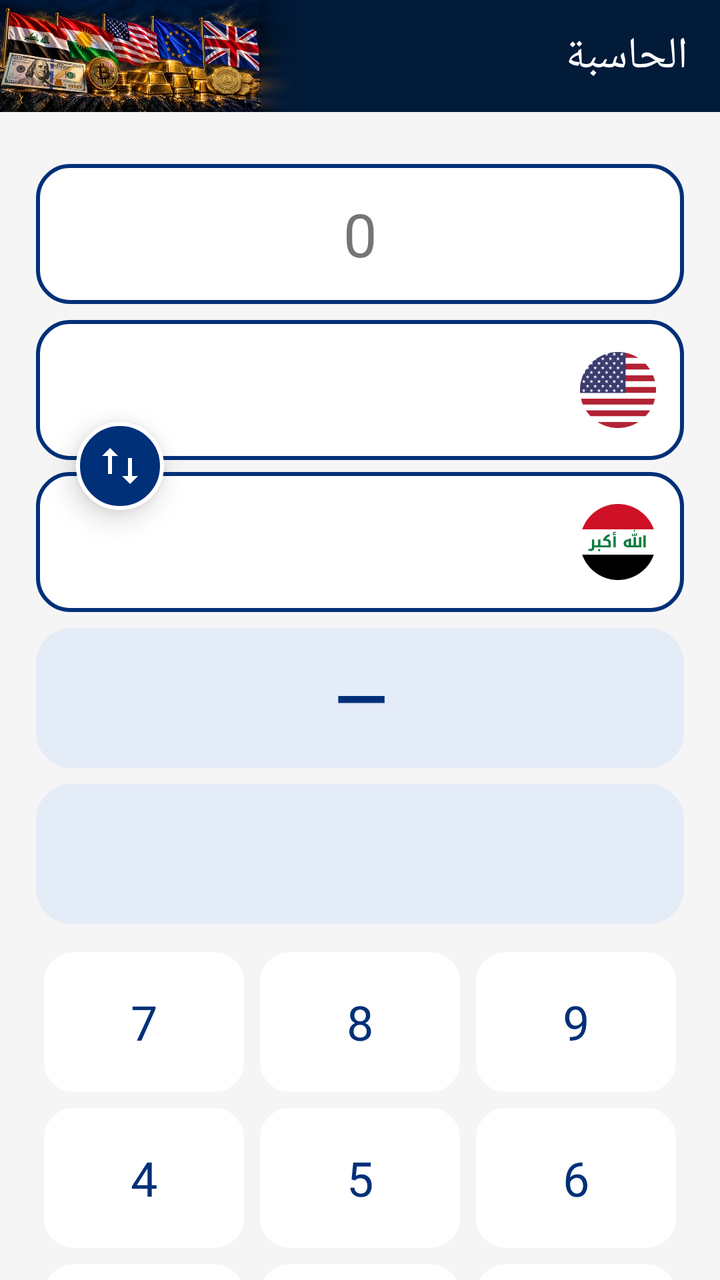
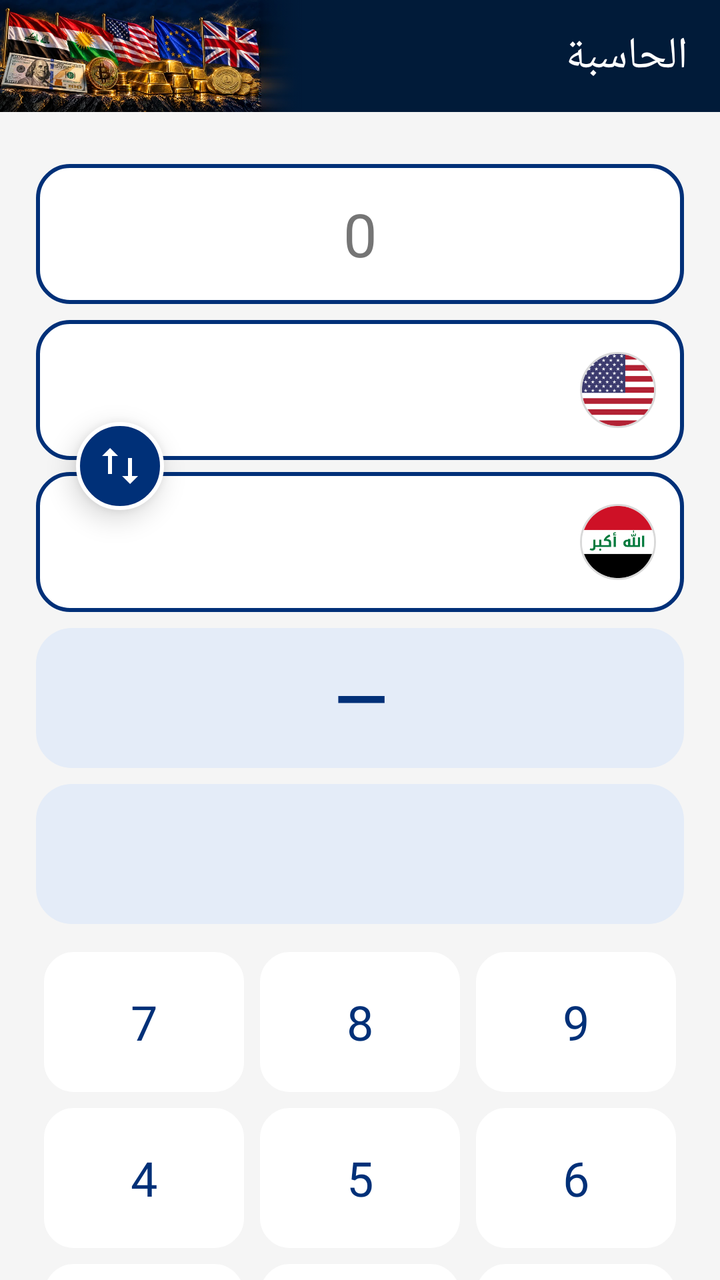

The first picture is an Android layout as it rendered before a commit; the second is the same layout after the commit. The layout source and the unified diff follow.
<!-- AndroidManifest.xml: application theme Theme.CurrencyApp -->
<!-- res/layout/activity_calculator.xml -->
<?xml version="1.0" encoding="utf-8"?>
<LinearLayout xmlns:android="http://schemas.android.com/apk/res/android"
    xmlns:app="http://schemas.android.com/apk/res-auto"
    android:layout_width="match_parent"
    android:layout_height="match_parent"
    android:background="@color/background"
    android:orientation="vertical">

    <androidx.appcompat.widget.Toolbar
        android:id="@+id/toolbar"
        android:layout_width="match_parent"
        android:layout_height="56dp"
        android:background="@color/headerBlue"
        android:layoutDirection="ltr"
        android:theme="@style/ThemeOverlay.AppCompat.Dark.ActionBar"
        app:contentInsetEnd="0dp"
        app:contentInsetStart="0dp"
        app:contentInsetLeft="0dp"
        app:contentInsetRight="0dp"
        app:contentInsetStartWithNavigation="0dp">

        <FrameLayout
            android:layout_width="match_parent"
            android:layout_height="match_parent">
            <ImageView
                android:id="@+id/ivHeaderLogo"
                android:background="?attr/selectableItemBackground"
                android:contentDescription="@string/cd_back"
                android:layout_width="wrap_content"
                android:layout_height="match_parent"
                android:layout_gravity="left"
                android:adjustViewBounds="true"
                android:scaleType="fitStart"
                android:src="@drawable/header_bg_image" />





            <TextView
                android:id="@+id/toolbarTitle"
                android:layout_width="wrap_content"
                android:layout_height="wrap_content"
                android:layout_gravity="right|center_vertical"
                android:layout_marginRight="16dp"
                android:text="@string/calculator_title"
                android:textColor="@android:color/white"
                android:textSize="22sp"
                android:fontFamily="@font/cairo_bold" />
        </FrameLayout>
    </androidx.appcompat.widget.Toolbar>

    <ScrollView
        android:scrollbars="none"
        android:overScrollMode="never"
        android:layout_width="match_parent"
        android:layout_height="0dp"
        android:layout_weight="1"
        android:fillViewport="true">

        <LinearLayout
            android:layout_width="match_parent"
            android:layout_height="wrap_content"
            android:orientation="vertical"
            android:padding="18dp">

            <LinearLayout
                android:id="@+id/amountInputCard"
                android:layout_width="match_parent"
                android:layout_height="70dp"
                android:layout_marginTop="8dp"
                android:background="@drawable/bg_calculator_input"
                android:gravity="center_vertical"
                android:orientation="horizontal"
                android:paddingHorizontal="16dp">

                <EditText
                    android:id="@+id/amountInput"
                    android:layout_width="0dp"
                    android:layout_height="match_parent"
                    android:layout_weight="1"
                    android:background="@android:color/transparent"
                    android:clickable="false"
                    android:cursorVisible="false"
                    android:focusable="false"
                    android:fontFamily="@font/cairo_bold"
                    android:gravity="center"
                    android:hint="0"
                    android:inputType="none"
                    android:padding="4dp"
                    android:textColor="@color/rowPriceText"
                    android:textColorHint="@color/textSecondary"
                    android:textSize="30sp" />
            </LinearLayout>

            <FrameLayout
                android:layout_width="match_parent"
                android:layout_height="146dp"
                android:layout_marginTop="8dp">

                <LinearLayout
                    android:id="@+id/sourceSelector"
                    android:layout_width="match_parent"
                    android:layout_height="70dp"
                    android:layout_gravity="top"
                    android:background="@drawable/bg_calculator_input"
                    android:layoutDirection="rtl"
                    android:clickable="true"
                    android:focusable="true"
                    android:gravity="center_vertical"
                    android:orientation="horizontal"
                    android:paddingHorizontal="14dp">

                    <ImageView
                        android:id="@+id/sourceFlag"
                        android:layout_width="38dp"
                        android:layout_height="48dp"
                        android:contentDescription="@string/calculator_exchange_label"
                        android:src="@drawable/flag_us" />

                    <TextView
                        android:id="@+id/sourceName"
                        android:layout_width="0dp"
                        android:layout_height="wrap_content"
                        android:layout_weight="1"
                        android:layout_marginHorizontal="12dp"
                        android:fontFamily="@font/cairo_semibold"
                        android:textColor="@color/textPrimary"
                        android:gravity="right|center_vertical"
                        android:textSize="19sp" />
                </LinearLayout>

                <LinearLayout
                    android:id="@+id/exchangeSelector"
                    android:layout_width="match_parent"
                    android:layout_height="70dp"
                    android:layout_gravity="bottom"
                    android:background="@drawable/bg_calculator_input"
                    android:layoutDirection="rtl"
                    android:clickable="true"
                    android:focusable="true"
                    android:gravity="center_vertical"
                    android:orientation="horizontal"
                    android:paddingHorizontal="14dp">

                    <ImageView
                        android:id="@+id/exchangeFlag"
                        android:layout_width="38dp"
                        android:layout_height="48dp"
                        android:contentDescription="@string/calculator_exchange_label"
                        android:src="@drawable/flag_iq" />

                    <TextView
                        android:id="@+id/exchangeName"
                        android:layout_width="0dp"
                        android:layout_height="wrap_content"
                        android:layout_weight="1"
                        android:layout_marginHorizontal="12dp"
                        android:fontFamily="@font/cairo_semibold"
                        android:textColor="@color/textPrimary"
                        android:gravity="right|center_vertical"
                        android:textSize="19sp" />
                </LinearLayout>

                <ImageButton
                    android:id="@+id/swapButton"
                    android:layout_width="44dp"
                    android:layout_height="44dp"
                    android:layout_gravity="top|center_horizontal"
                    android:layout_marginTop="51dp"
                    android:translationX="-120dp"
                    android:background="@drawable/bg_calculator_swap"
                    android:contentDescription="@string/calculator_swap"
                    android:elevation="8dp"
                    android:padding="10dp"
                    android:scaleType="fitCenter"
                    android:src="@drawable/ic_swap_vertical_white" />
            </FrameLayout>

            <LinearLayout
                android:id="@+id/resultNumberPanel"
                android:layout_width="match_parent"
                android:layout_height="70dp"
                android:layout_marginTop="8dp"
                android:background="@drawable/bg_calculator_result"
                android:gravity="center"
                android:orientation="vertical"
                android:padding="8dp">

                <TextView
                    android:id="@+id/resultNumber"
                    android:layout_width="match_parent"
                    android:layout_height="wrap_content"
                    android:fontFamily="@font/cairo_bold"
                    android:gravity="center"
                    android:text="—"
                    android:textColor="@color/calculatorResultText"
                    android:textSize="34sp"
                    android:textStyle="bold" />
            </LinearLayout>

            <LinearLayout
                android:id="@+id/resultUnitPanel"
                android:layout_width="match_parent"
                android:layout_height="70dp"
                android:layout_marginTop="8dp"
                android:background="@drawable/bg_calculator_result"
                android:gravity="center"
                android:orientation="vertical"
                android:padding="8dp">
                <TextView
                    android:id="@+id/resultUnit"
                    android:layout_width="match_parent"
                    android:layout_height="wrap_content"
                    android:layout_marginTop="3dp"
                    android:gravity="center"
                    android:textColor="@color/calculatorResultText"
                    android:textSize="22sp" />
            </LinearLayout>

            <GridLayout
                android:id="@+id/numberPad"
                android:layout_width="match_parent"
                android:layout_height="wrap_content"
                android:layout_marginTop="10dp"
                android:columnCount="3"
                android:rowCount="4"
                android:layoutDirection="rtl"
                android:alignmentMode="alignMargins"
                android:useDefaultMargins="true">

                <Button android:id="@+id/key9" android:text="9" style="@style/CalculatorKeyStyle" />
                <Button android:id="@+id/key8" android:text="8" style="@style/CalculatorKeyStyle" />
                <Button android:id="@+id/key7" android:text="7" style="@style/CalculatorKeyStyle" />
                <Button android:id="@+id/key6" android:text="6" style="@style/CalculatorKeyStyle" />
                <Button android:id="@+id/key5" android:text="5" style="@style/CalculatorKeyStyle" />
                <Button android:id="@+id/key4" android:text="4" style="@style/CalculatorKeyStyle" />
                <Button android:id="@+id/key3" android:text="3" style="@style/CalculatorKeyStyle" />
                <Button android:id="@+id/key2" android:text="2" style="@style/CalculatorKeyStyle" />
                <Button android:id="@+id/key1" android:text="1" style="@style/CalculatorKeyStyle" />
                <Button android:id="@+id/keyDelete" android:text="⌫" android:contentDescription="مسح مرتبة" style="@style/CalculatorDeleteKeyStyle" />
                <Button android:id="@+id/key0" android:text="0" style="@style/CalculatorKeyStyle" />
                <Button android:id="@+id/keyPoint" android:text="." style="@style/CalculatorKeyStyle" />
            </GridLayout>

        </LinearLayout>
    </ScrollView>
</LinearLayout>
<!-- resources referenced by this layout -->
<resources>
  <color name="background">#F5F5F5</color>
  <color name="calculatorResultText">@color/brandBlue</color>
  <color name="headerBlue">#011B39</color>
  <color name="rowPriceText">#000000</color>
  <color name="textPrimary">#212121</color>
  <color name="textSecondary">#757575</color>
  <!-- drawable bg_calculator_input (drawable) -->
  <?xml version="1.0" encoding="utf-8"?>
  <shape xmlns:android="http://schemas.android.com/apk/res/android" android:shape="rectangle">
      <solid android:color="@color/cardWhite" />
      <stroke android:width="2dp" android:color="@color/brandBlue" />
      <corners android:radius="16dp" />
  </shape>
  <!-- drawable bg_calculator_result (drawable) -->
  <?xml version="1.0" encoding="utf-8"?>
  <shape xmlns:android="http://schemas.android.com/apk/res/android" android:shape="rectangle">
      <solid android:color="@color/pillBg" />
      <corners android:radius="18dp" />
  </shape>
  <!-- drawable bg_calculator_swap (drawable) -->
  <?xml version="1.0" encoding="utf-8"?>
  <shape xmlns:android="http://schemas.android.com/apk/res/android" android:shape="oval">
      <solid android:color="@color/brandBlue" />
      <stroke android:width="2dp" android:color="@color/cardWhite" />
  </shape>
  <!-- drawable ic_swap_vertical_white (drawable) -->
  <?xml version="1.0" encoding="utf-8"?>
  <vector xmlns:android="http://schemas.android.com/apk/res/android"
      android:width="24dp"
      android:height="24dp"
      android:viewportWidth="24"
      android:viewportHeight="24">
      <path
          android:fillColor="@android:color/white"
          android:pathData="M7,3L3,7h3v9h2V7h3L7,3zM17,21l4,-4h-3V8h-2v9h-3l4,4z" />
  </vector>
  <string name="calculator_exchange_label">اختر البورصة</string>
  <string name="calculator_swap">تبديل البورصتين</string>
  <string name="calculator_title">الحاسبة</string>
  <string name="cd_back">رجوع</string>
  <style name="CalculatorDeleteKeyStyle" parent="CalculatorKeyStyle">
          <item name="android:textColor">@color/calculatorDeleteText</item>
      </style>
  <style name="Theme.CurrencyApp" parent="Theme.MaterialComponents.DayNight.NoActionBar">
          <item name="colorPrimary">@color/cardWhite</item>
          <item name="android:windowBackground">@color/background</item>
          <item name="android:statusBarColor">@color/headerBlue</item>
          <item name="android:windowLightStatusBar">false</item>
      </style>
  <color name="brandBlue">#003078</color>
  <color name="cardWhite">#FFFFFF</color>
  <color name="pillBg">#E4ECF8</color>
  <color name="calculatorDeleteText">#D32F2F</color>
  <!-- drawable bg_calculator_key (drawable) -->
  <?xml version="1.0" encoding="utf-8"?>
  <selector xmlns:android="http://schemas.android.com/apk/res/android">
      <item android:state_pressed="true">
          <shape android:shape="rectangle">
              <solid android:color="#4E83C2" />
              <corners android:radius="14dp" />
          </shape>
      </item>
      <item>
          <shape android:shape="rectangle">
              <solid android:color="@color/cardWhite" />
              <stroke android:width="2dp" android:color="@color/brandBlue" />
              <corners android:radius="14dp" />
          </shape>
      </item>
  </selector>
  <!-- unchanged entries left out for length: 4 -->
</resources>

<!-- the commit's change to res/layout/activity_calculator.xml (unified diff, before → after) -->
@@ -114,8 +114,11 @@
                     <ImageView
                         android:id="@+id/sourceFlag"
                         android:layout_width="38dp"
-                        android:layout_height="48dp"
+                        android:layout_height="38dp"
+                        android:background="@drawable/bg_flag_ring"
                         android:contentDescription="@string/calculator_exchange_label"
+                        android:padding="1dp"
+                        android:scaleType="centerCrop"
                         android:src="@drawable/flag_us" />
 
                     <TextView
@@ -146,8 +149,11 @@
                     <ImageView
                         android:id="@+id/exchangeFlag"
                         android:layout_width="38dp"
-                        android:layout_height="48dp"
+                        android:layout_height="38dp"
+                        android:background="@drawable/bg_flag_ring"
                         android:contentDescription="@string/calculator_exchange_label"
+                        android:padding="1dp"
+                        android:scaleType="centerCrop"
                         android:src="@drawable/flag_iq" />
 
                     <TextView
<!-- resource entries referenced after the edit -->
@@ -24,6 +24,11 @@
   <shape xmlns:android="http://schemas.android.com/apk/res/android" android:shape="oval">
       <solid android:color="@color/brandBlue" />
       <stroke android:width="2dp" android:color="@color/cardWhite" />
+  </shape>
+  <!-- drawable bg_flag_ring (drawable) -->
+  <?xml version="1.0" encoding="utf-8"?>
+  <shape xmlns:android="http://schemas.android.com/apk/res/android" android:shape="oval">
+      <stroke android:width="1dp" android:color="#26000000" />
   </shape>
   <!-- drawable ic_swap_vertical_white (drawable) -->
   <?xml version="1.0" encoding="utf-8"?>
